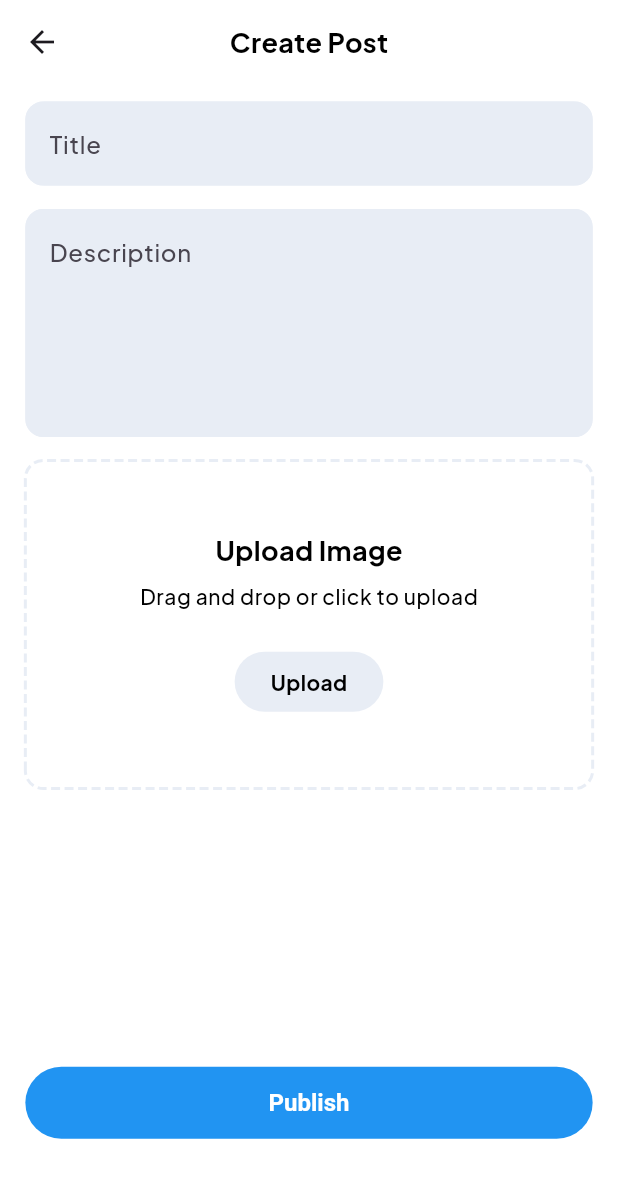
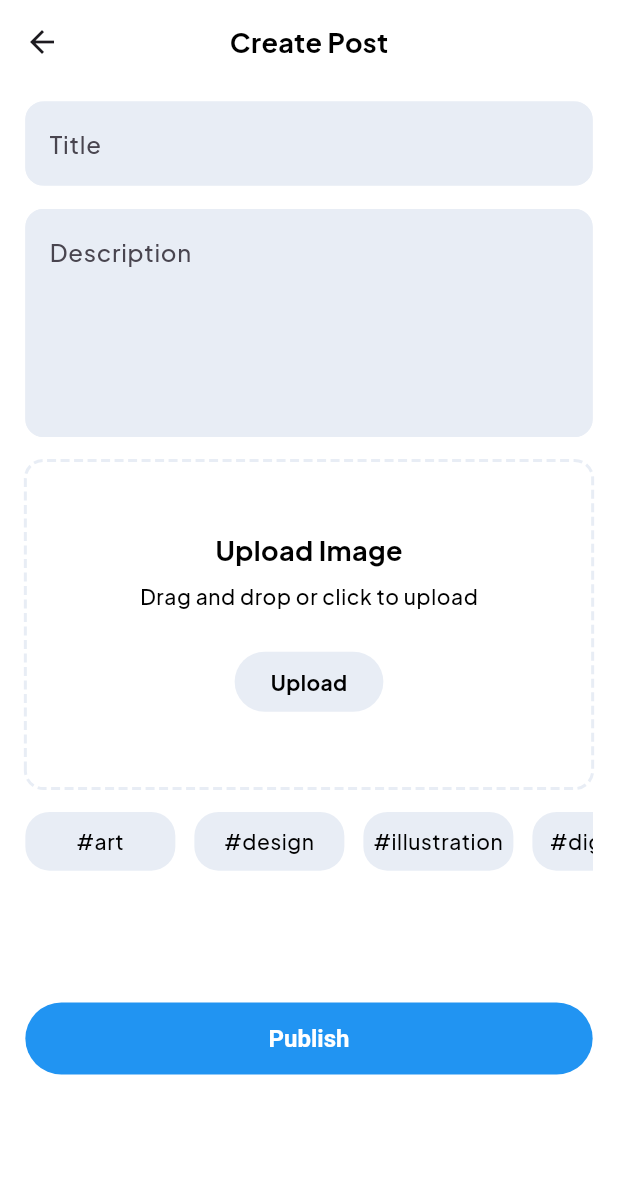
Before and after one commit to Eslam-mahmou/mini_social_feed_app, a Flutter app: the PostScreen screen opened by its route, on a phone screen of 412 x 824 dp. Shown: the top 1178 px of the screen. Run offline on Flutter 3.47's test engine with Material 3 defaults, Android fonts, the phone set to English and light mode, and no system bars; drawn by our look-alikes of dotted_border; our stand-ins replace bloc, cached_network_image, cloud_firestore, dio, firebase_auth, firebase_core and 10 more; accounts and stored records are empty; generated files the repository leaves out were written again.

```diff
--- a/lib/presentation/post_screen/view/post_screen.dart
+++ b/lib/presentation/post_screen/view/post_screen.dart
@@ -6,6 +6,7 @@ import 'package:mini_social_feed/core/di/injectable_initializer.dart';
 import 'package:mini_social_feed/core/widget/custom_dialog.dart';
 import 'package:mini_social_feed/presentation/post_screen/manager/create_post_cubit.dart';
 import 'package:mini_social_feed/presentation/post_screen/view/widget/custom_upload_image.dart';
+import 'package:mini_social_feed/presentation/post_screen/view/widget/sutom_hashtag_card.dart';
 
 import '../manager/create_post_state.dart';
 
@@ -118,7 +119,23 @@ class PostScreen extends StatelessWidget {
                           viewModel.pickImage();
                         },
                       ),
-                      SizedBox(height: 190.heightResponsive),
+                      SizedBox(height: 16.heightResponsive),
+
+                      SizedBox(
+                        height: 40.heightResponsive,
+                        child: ListView.builder(
+                          itemCount: viewModel.trendingHashtags.length,
+                          scrollDirection: Axis.horizontal,
+                          physics: const BouncingScrollPhysics(),
+                          itemBuilder: (context, index) {
+                            return CustomHashtagCard(
+                              hashtag: viewModel.trendingHashtags[index],
+                            );
+                          },
+                        ),
+                      ),
+
+                      SizedBox(height: 90.heightResponsive),
                       ElevatedButton(
                         onPressed: () {
                           if (viewModel.formKey.currentState!.validate()) {
```
